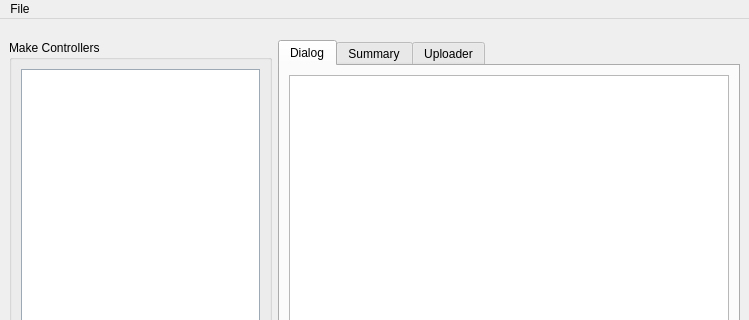
Qt form mchelper/branches/multiboard_support/layouts/mchelper.ui (makingthings/makecontroller) before a commit; both pictures show x 0 to 749 and y 0 to 320 of the 749 by 560 pixel window.
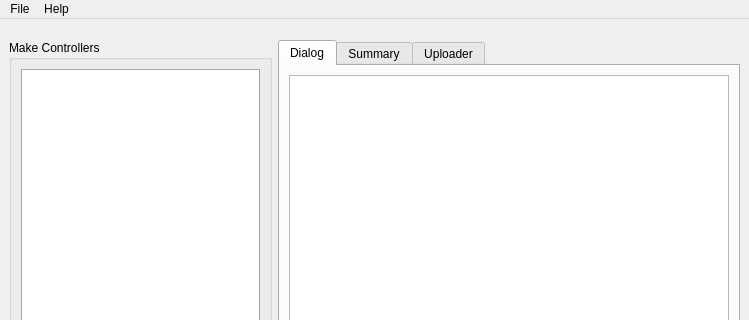
The same form after that commit.

Commit message: - added "help" menu with links to website - some general tweaks/fixes

```diff
--- a/mchelper/branches/multiboard_support/layouts/mchelper.ui
+++ b/mchelper/branches/multiboard_support/layouts/mchelper.ui
@@ -1086,7 +1086,16 @@
     <addaction name="actionPreferences" />
     <addaction name="actionClearOutput" />
    </widget>
+   <widget class="QMenu" name="menuHelp" >
+    <property name="title" >
+     <string>Help</string>
+    </property>
+    <addaction name="actionMchelper_Help" />
+    <addaction name="separator" />
+    <addaction name="actionOSC_Tutorial" />
+   </widget>
    <addaction name="menuFile" />
+   <addaction name="menuHelp" />
   </widget>
   <widget class="QStatusBar" name="statusbar" />
   <action name="actionAboutMchelper" >
```
Left out of the diff: 10 changed lines with no effect on the pictures. The commit also changes 13 other files.
